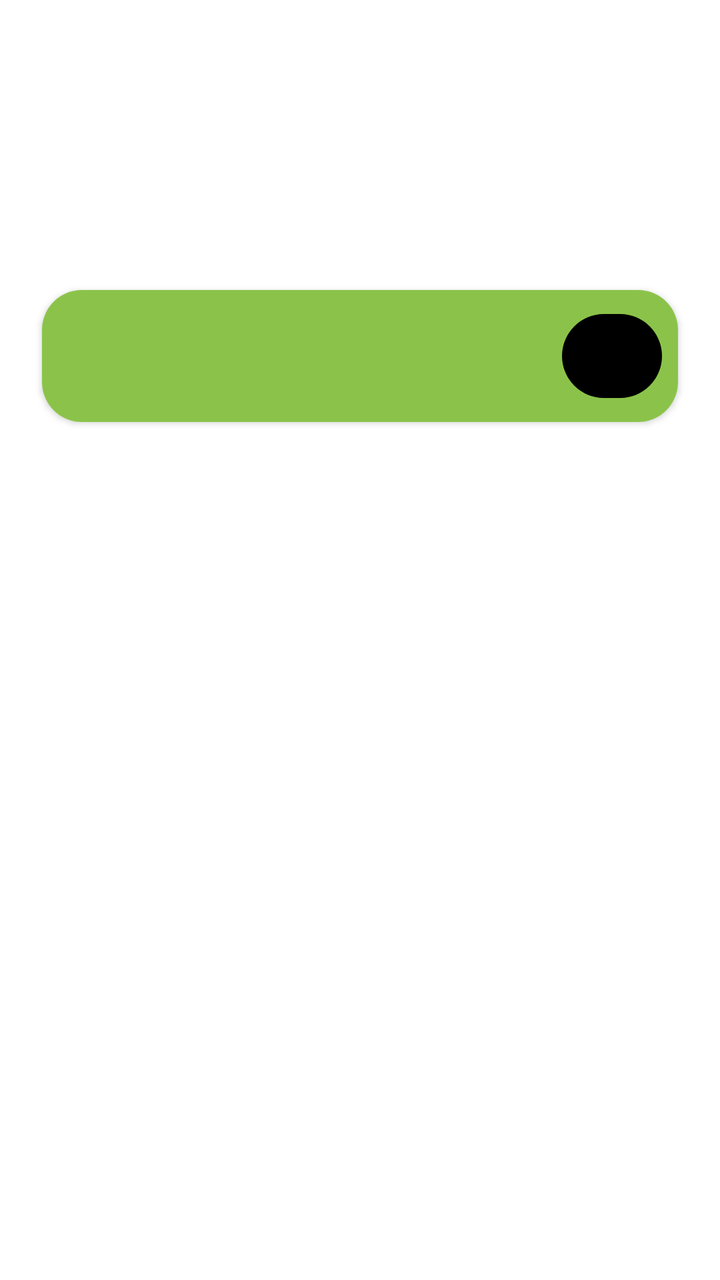
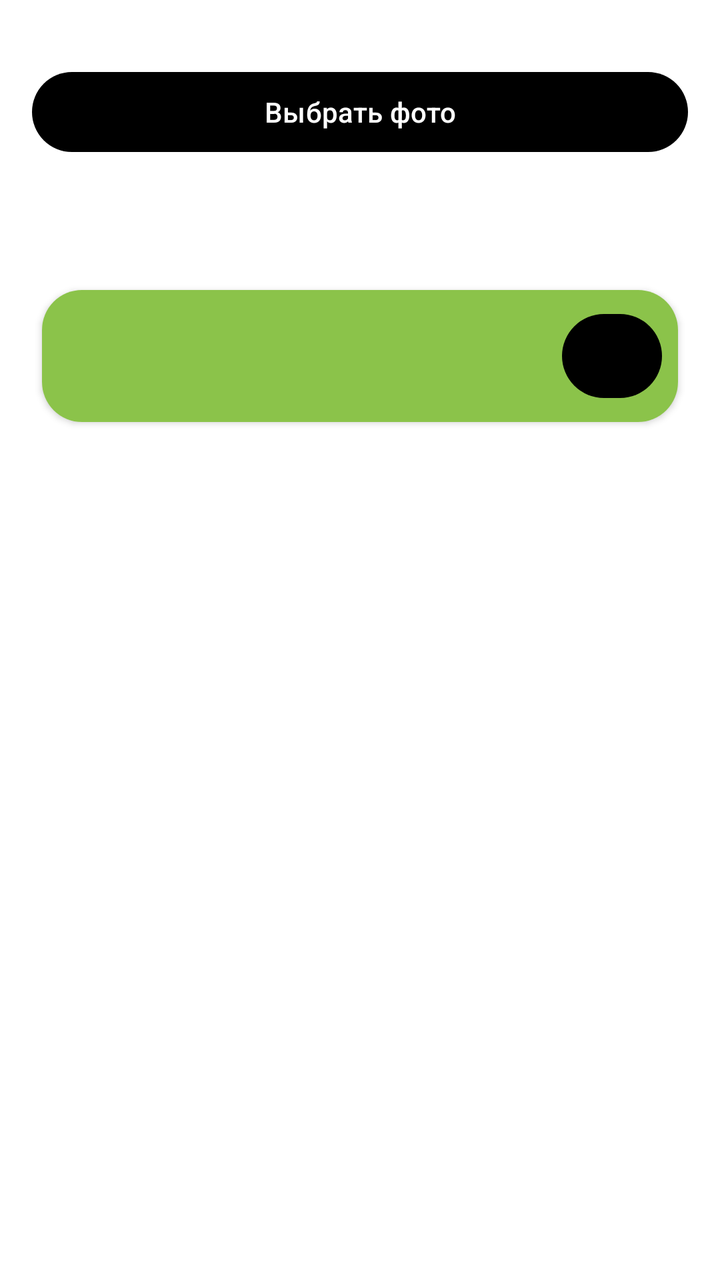

Compare the two renders of this Android layout. The source of the first and the diff that turns it into the second are given below.
<!-- AndroidManifest.xml: application theme Theme.CenterFoto -->
<!-- res/layout/fragment_photo_print.xml -->
<?xml version="1.0" encoding="utf-8"?>
<LinearLayout xmlns:android="http://schemas.android.com/apk/res/android"
    xmlns:app="http://schemas.android.com/apk/res-auto"
    android:layout_width="match_parent"
    android:layout_height="match_parent"
    android:orientation="vertical"
    android:background="@android:color/white"
    android:padding="16dp"
    android:fitsSystemWindows="false"
    android:clipToPadding="false"
   >

    <FrameLayout
        android:layout_width="match_parent"
        android:layout_height="200dp"
        >

        <androidx.constraintlayout.widget.ConstraintLayout
            android:layout_width="match_parent"
            android:layout_height="match_parent">

            <TextView
                android:id="@id/text"
                android:layout_width="wrap_content"
                android:layout_height="wrap_content"

                android:fontFamily="@font/firasans"
                android:textSize="20sp"
                android:visibility="visible"
                app:layout_constraintBottom_toBottomOf="parent"
                app:layout_constraintEnd_toEndOf="parent"
                app:layout_constraintStart_toStartOf="parent"
                app:layout_constraintTop_toTopOf="parent" />
            <TextView
                android:id="@id/text2"
                android:layout_width="wrap_content"
                android:layout_height="wrap_content"

                android:fontFamily="@font/firasans"
                android:textSize="20sp"
                android:visibility="visible"
                app:layout_constraintBottom_toTopOf="@+id/text2"
                app:layout_constraintEnd_toEndOf="parent"
                app:layout_constraintStart_toStartOf="parent"
                app:layout_constraintTop_toTopOf="parent" />

            <androidx.cardview.widget.CardView
                android:layout_width="match_parent"
                android:layout_height="wrap_content"
                app:cardCornerRadius="20dp"
                app:layout_constraintBottom_toBottomOf="parent"
                app:layout_constraintEnd_toEndOf="parent"
                android:layout_marginBottom="5dp"
                android:layout_marginEnd="5dp"
                android:layout_marginStart="5dp"
                android:background="@color/white">

                <androidx.constraintlayout.widget.ConstraintLayout
                    android:layout_width="match_parent"
                    android:layout_height="wrap_content"

                    android:background="#8BC34A">

                    <com.google.android.material.button.MaterialButton
                        android:id="@+id/removeButton"
                        android:layout_width="50dp"
                        android:layout_height="50dp"
                        android:visibility="gone"
                        android:text="–"
                        android:textColor="@color/black"

                        app:layout_constraintBottom_toBottomOf="parent"

                        app:layout_constraintTop_toTopOf="parent"
                        app:layout_constraintStart_toStartOf="parent"
                        />

                    <TextView
                        android:id="@+id/quantityTextView"
                        android:layout_width="40dp"
                        android:layout_height="40dp"
                        android:layout_margin="8dp"
                        android:gravity="center"
                        android:text="1"
                        android:textColor="@android:color/black"
                        android:textSize="20sp"
                        android:visibility="gone"
                        android:fontFamily="@font/firasans"
                        app:layout_constraintBottom_toBottomOf="parent"
                        app:layout_constraintEnd_toStartOf="@+id/addButton"
                        app:layout_constraintTop_toTopOf="parent"
                        app:layout_constraintStart_toEndOf="@+id/removeButton"/>

                    <com.google.android.material.button.MaterialButton
                        android:id="@+id/addButton"
                        android:layout_width="50dp"
                        android:layout_height="50dp"
                        android:layout_margin="8dp"
                        android:text="+"

                        android:textColor="@color/black"

                        app:layout_constraintBottom_toBottomOf="parent"
                        app:layout_constraintEnd_toEndOf="parent"
app:layout_constraintTop_toTopOf="parent"
                        />
                </androidx.constraintlayout.widget.ConstraintLayout>
            </androidx.cardview.widget.CardView>
        </androidx.constraintlayout.widget.ConstraintLayout>

    </FrameLayout>



</LinearLayout>
<!-- resources referenced by this layout -->
<resources>
  <color name="black">#FF000000</color>
  <color name="white">#FFFFFFFF</color>
  <style name="Theme.CenterFoto" parent="Base.Theme.CenterFoto" />
  <style name="Base.Theme.CenterFoto" parent="Theme.Material3.DayNight.NoActionBar">
          <item name="colorPrimary">@color/md_theme_light_primary</item>
          <item name="colorPrimaryVariant">@color/md_theme_light_primaryContainer</item>
          <item name="colorOnPrimary">@color/white</item>
          
          <item name="android:statusBarColor">@android:color/transparent</item>
          <item name="android:navigationBarColor">@android:color/transparent</item>
          <item name="android:windowLightStatusBar">true</item>          
          <item name="android:windowLightNavigationBar">true</item>
  
          
          <item name="android:enforceStatusBarContrast">false</item>
          <item name="android:enforceNavigationBarContrast">false</item>
  
      </style>
  <color name="md_theme_light_primary">#000000</color>
  <color name="md_theme_light_primaryContainer">#D1E4FF</color>
</resources>

<!-- the commit's change to res/layout/fragment_photo_print.xml (unified diff, before → after) -->
@@ -14,7 +14,13 @@
         android:layout_width="match_parent"
         android:layout_height="200dp"
         >
-
+        <Button
+            android:id="@+id/selectPhotosButton"
+            android:layout_width="match_parent"
+            android:layout_height="wrap_content"
+            android:layout_marginTop="16dp"
+            android:text="Выбрать фото"
+            />
         <androidx.constraintlayout.widget.ConstraintLayout
             android:layout_width="match_parent"
             android:layout_height="match_parent">
